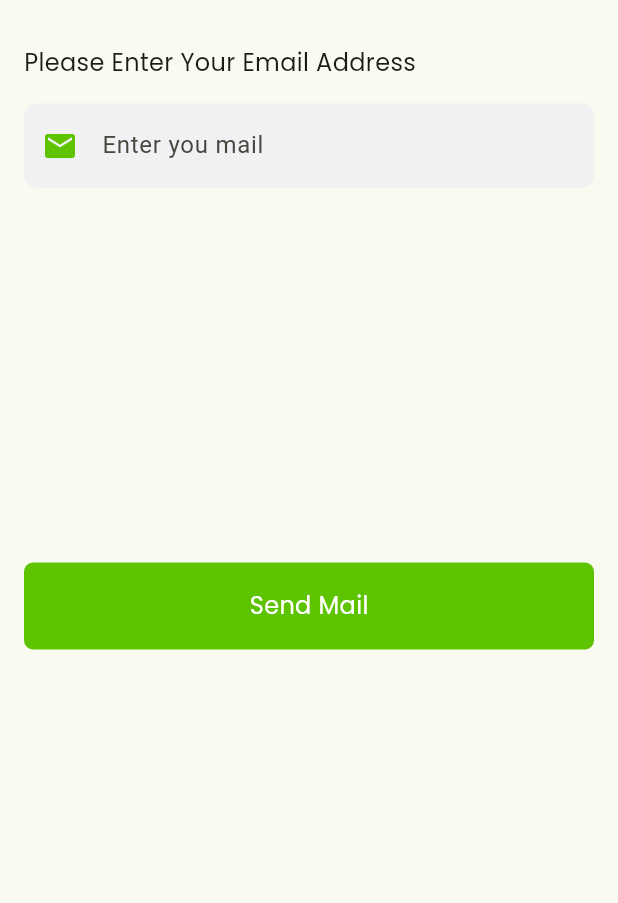
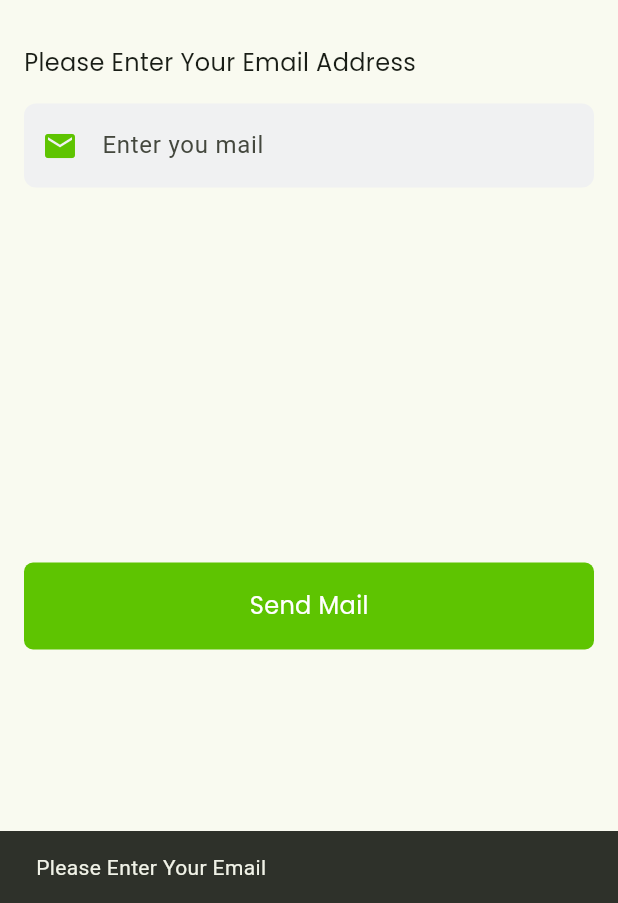
Before and after one commit to ba138/grocery_plus, a Flutter app: the ForgetPasswordScreen screen opened directly, after a tap on "Send Mail", on a phone screen of 412 x 824 dp, the part 333-1236 px from its top. Run offline on Flutter 3.47's test engine with Material 3 defaults, Android fonts, the phone set to English and light mode, and no system bars; our stand-ins replace cloud_firestore, firebase_auth, firebase_core, google_fonts; accounts and stored records are empty.

Commit message:
Refactor authentication flow and UI in login, profile, and password reset screens; enhance user experience with loading indicators and session management.

```diff
--- a/lib/main.dart
+++ b/lib/main.dart
@@ -12,11 +12,9 @@ Future<void> main() async {
 class MyApp extends StatelessWidget {
   const MyApp({super.key});
 
-  // This widget is the root of your application.
   @override
   Widget build(BuildContext context) {
     return MaterialApp(
-      title: 'Flutter Demo',
       theme: ThemeData(
         colorScheme: ColorScheme.fromSeed(seedColor: AppColors.primaryColor),
         useMaterial3: true,
--- a/lib/screens/forget_password_screen.dart
+++ b/lib/screens/forget_password_screen.dart
@@ -1,3 +1,4 @@
+import 'package:firebase_auth/firebase_auth.dart';
 import 'package:flutter/material.dart';
 import 'package:google_fonts/google_fonts.dart';
 import 'package:grocery_plus/constants/colors.dart';
@@ -13,6 +14,31 @@ class ForgetPasswordScreen extends StatefulWidget {
 
 class _ForgetPasswordScreenState extends State<ForgetPasswordScreen> {
   final TextEditingController emailController = TextEditingController();
+  bool isLoading = false;
+  var auth = FirebaseAuth.instance;
+  sendlinkForResetPassword() async {
+    if (emailController.text.isEmpty) {
+      ScaffoldMessenger.of(context)
+          .showSnackBar(SnackBar(content: Text("Please Enter Your Email")));
+      return;
+    }
+    setState(() {
+      isLoading = true;
+    });
+    try {
+      await auth.sendPasswordResetEmail(email: emailController.text);
+      ScaffoldMessenger.of(context).showSnackBar(
+          SnackBar(content: Text("Password Reset Link Sent Successfully")));
+      Navigator.pop(context);
+    } on FirebaseAuthException catch (e) {
+      debugPrint("this is the error${e.code}");
+    } finally {
+      setState(() {
+        isLoading = false;
+      });
+    }
+  }
+
   @override
   void dispose() {
     emailController.dispose();
@@ -31,7 +57,11 @@ class _ForgetPasswordScreenState extends State<ForgetPasswordScreen> {
             },
             child: Icon(Icons.arrow_back_ios)),
       ),
-      body: Padding(
+      body: isLoading
+          ? Center(
+              child: CircularProgressIndicator(),
+            )
+          : Padding(
               padding: const EdgeInsets.all(16.0),
               child: SingleChildScrollView(
                 child: Column(
@@ -68,7 +98,12 @@ class _ForgetPasswordScreenState extends State<ForgetPasswordScreen> {
                     const SizedBox(
                       height: 250,
                     ),
-              PrimaryButton(title: "Send Mail", icon: Icons.mail, ontap: () {})
+                    PrimaryButton(
+                        title: "Send Mail",
+                        icon: Icons.mail,
+                        ontap: () {
+                          sendlinkForResetPassword();
+                        })
                   ],
                 ),
               ),
--- a/lib/screens/splash_screen.dart
+++ b/lib/screens/splash_screen.dart
@@ -21,7 +21,7 @@ class _SplashScreenState extends State<SplashScreen> {
 
   manageSession() async {
     await Future.delayed(Duration(seconds: 3), () {
-      if (auth.currentUser!.emailVerified && auth.currentUser != null) {
+      if (auth.currentUser != null && auth.currentUser?.emailVerified == true) {
         Navigator.pushAndRemoveUntil(
             context,
             MaterialPageRoute(builder: (c) => BottomNavBar()),
--- a/lib/widgets/profile_widget.dart
+++ b/lib/widgets/profile_widget.dart
@@ -12,7 +12,9 @@ class ProfileWidget extends StatelessWidget {
 
   @override
   Widget build(BuildContext context) {
-    return Row(
+    return InkWell(
+      onTap: ontap,
+      child: Row(
         mainAxisAlignment: MainAxisAlignment.spaceBetween,
         children: [
           Row(
@@ -26,6 +28,7 @@ class ProfileWidget extends StatelessWidget {
           ),
           Icon(Icons.arrow_forward_ios)
         ],
+      ),
     );
   }
 }
```
Also changed, not shown: lib/screens/login_screen.dart (+6 -3 lines), lib/screens/profile_screen.dart (+24 -2 lines), 4 other files. Lines whose indentation alone changed are shown as unchanged.
